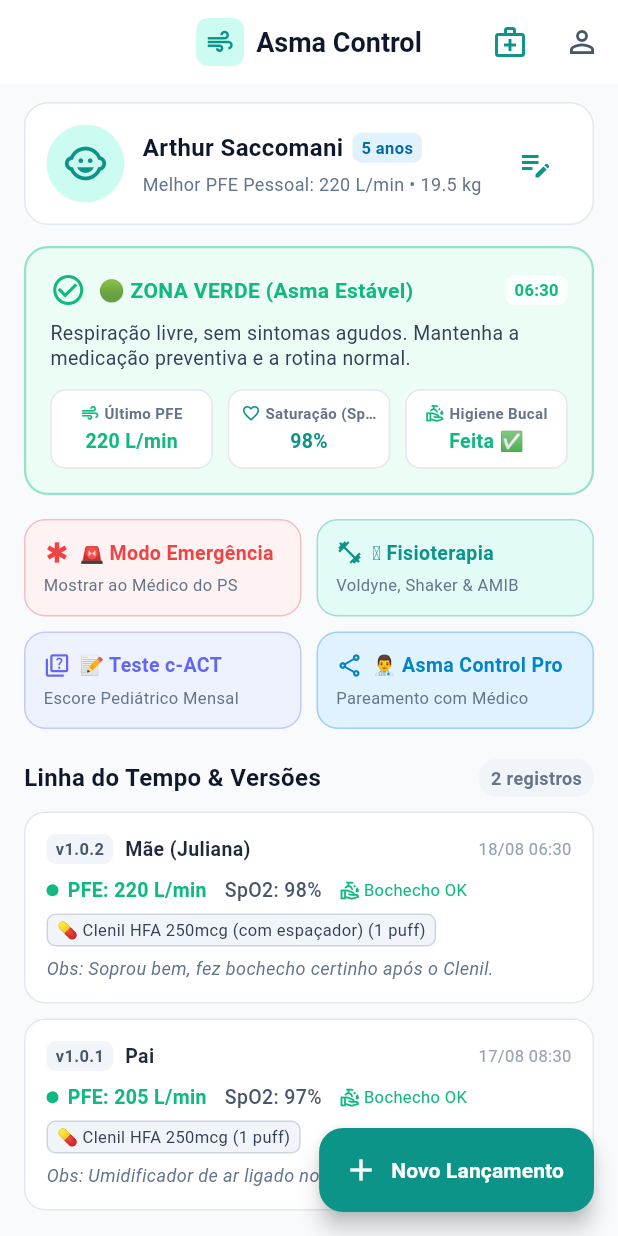
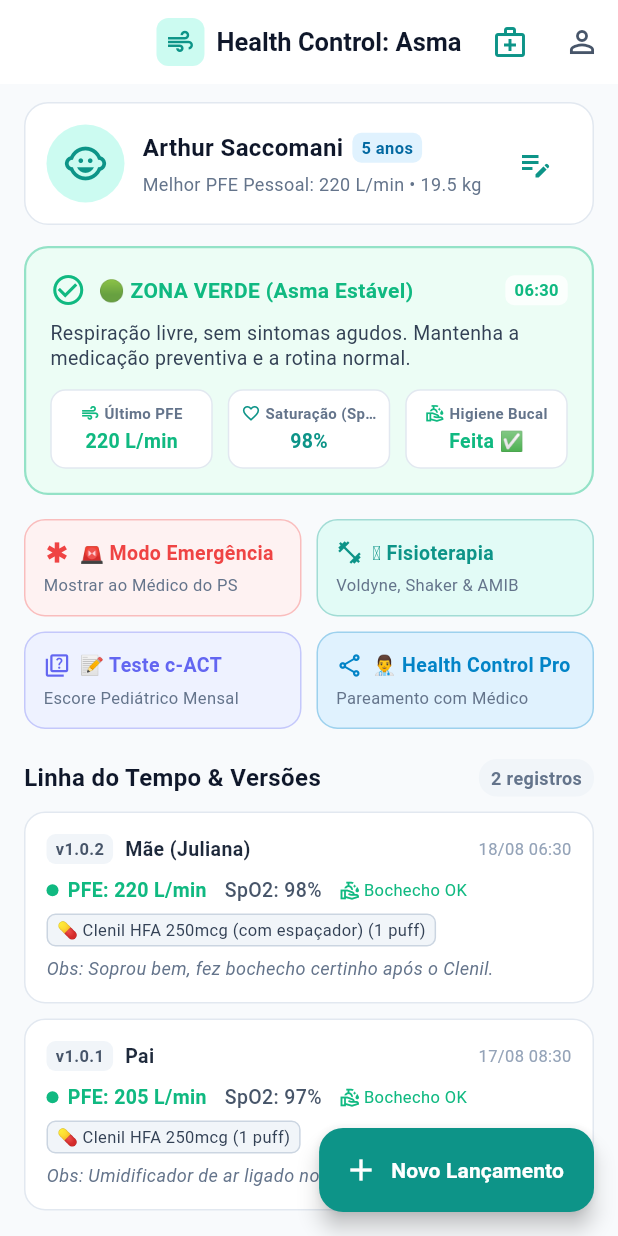
Before and after one commit to jsaccomani/healthcontrol, a Flutter app: the screen it shows after launch, on a phone screen of 412 x 824 dp. Run offline on Flutter 3.47's test engine with Material 3 defaults, Android fonts, the phone set to English and light mode, and no system bars; our stand-ins replace shared_preferences; accounts and stored records are empty.

Commit message:
refactor: rebrand to Health Control: Asma as modular chronic care platform (with Health Control Pro for clinicians)

```diff
--- a/lib/features/home/screens/home_screen.dart
+++ b/lib/features/home/screens/home_screen.dart
@@ -67,14 +67,14 @@ class _HomeScreenState extends State<HomeScreen> {
             ),
             const SizedBox(width: 8),
             const Text(
-              'Asma Control',
-              style: TextStyle(fontWeight: FontWeight.bold, fontSize: 18),
+              'Health Control: Asma',
+              style: TextStyle(fontWeight: FontWeight.bold, fontSize: 17),
             ),
           ],
         ),
         actions: [
           IconButton(
-            tooltip: 'Conectar com Médico (Asma Control Pro)',
+            tooltip: 'Conectar com Médico (Health Control Pro)',
             icon: const Icon(Icons.medical_services_outlined, color: AppTheme.primaryTeal),
             onPressed: () async {
               await Navigator.push(
@@ -451,7 +451,7 @@ class _HomeScreenState extends State<HomeScreen> {
             const SizedBox(width: 10),
             Expanded(
               child: _buildActionButton(
-                label: '👨‍⚕️ Asma Control Pro',
+                label: '👨‍⚕️ Health Control Pro',
                 subtitle: 'Pareamento com Médico',
                 color: const Color(0xFF0284C7),
                 bgColor: const Color(0xFFE0F2FE),
--- a/lib/features/pro_connect/screens/pro_connect_screen.dart
+++ b/lib/features/pro_connect/screens/pro_connect_screen.dart
@@ -59,7 +59,7 @@ class _ProConnectScreenState extends State<ProConnectScreen> {
 
     return Scaffold(
       appBar: AppBar(
-        title: const Text('Conexão Asma Control Pro', style: TextStyle(fontWeight: FontWeight.bold, fontSize: 17)),
+        title: const Text('Conexão Health Control Pro', style: TextStyle(fontWeight: FontWeight.bold, fontSize: 17)),
       ),
       body: SingleChildScrollView(
         padding: const EdgeInsets.all(16),
@@ -92,7 +92,7 @@ class _ProConnectScreenState extends State<ProConnectScreen> {
                       ),
                       const SizedBox(width: 8),
                       const Text(
-                        'Asma Control Pro (Médicos)',
+                        'Health Control Pro (Médicos)',
                         style: TextStyle(color: Colors.white, fontWeight: FontWeight.bold, fontSize: 16),
                       ),
                     ],
--- a/lib/main.dart
+++ b/lib/main.dart
@@ -4,16 +4,16 @@ import 'features/home/screens/home_screen.dart';
 
 void main() {
   WidgetsFlutterBinding.ensureInitialized();
-  runApp(const AsmaControlApp());
+  runApp(const HealthControlApp());
 }
 
-class AsmaControlApp extends StatelessWidget {
-  const AsmaControlApp({super.key});
+class HealthControlApp extends StatelessWidget {
+  const HealthControlApp({super.key});
 
   @override
   Widget build(BuildContext context) {
     return MaterialApp(
-      title: 'Asma Control',
+      title: 'Health Control: Asma',
       debugShowCheckedModeBanner: false,
       theme: AppTheme.lightTheme,
       home: const HomeScreen(),
--- a/pubspec.yaml
+++ b/pubspec.yaml
@@ -1,5 +1,5 @@
-name: asma_control
-description: "Asma Control - Copiloto Pediátrico de Asma Grave e Fisioterapia Respiratória (Mães & Famílias) e Asma Control Pro (Médicos & Clínicas)."
+name: health_control
+description: "Health Control: Asma - Copiloto Pediátrico de Asma Grave e Reabilitação Respiratória (Famílias) e Health Control Pro (Médicos)."
 publish_to: 'none'
 version: 1.0.0+1
 
```
Also changed, not shown: 2 other files.
